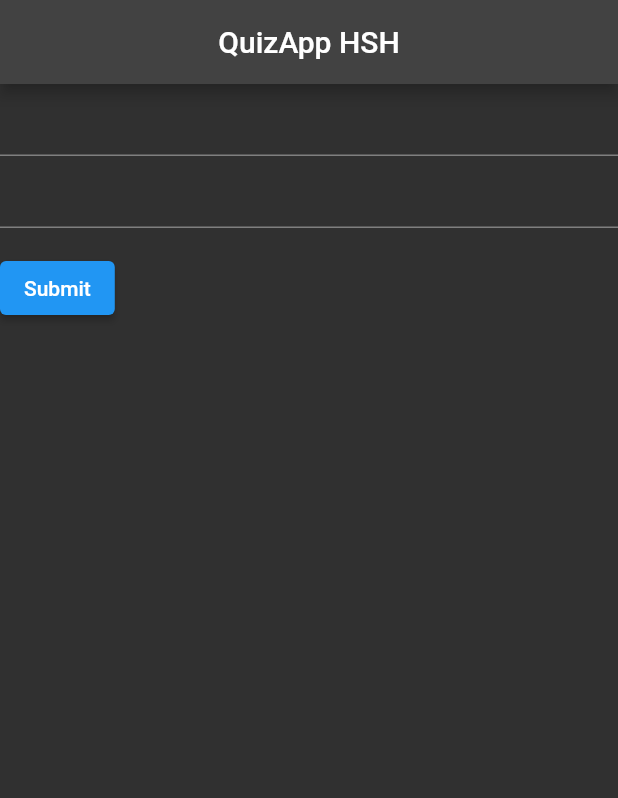
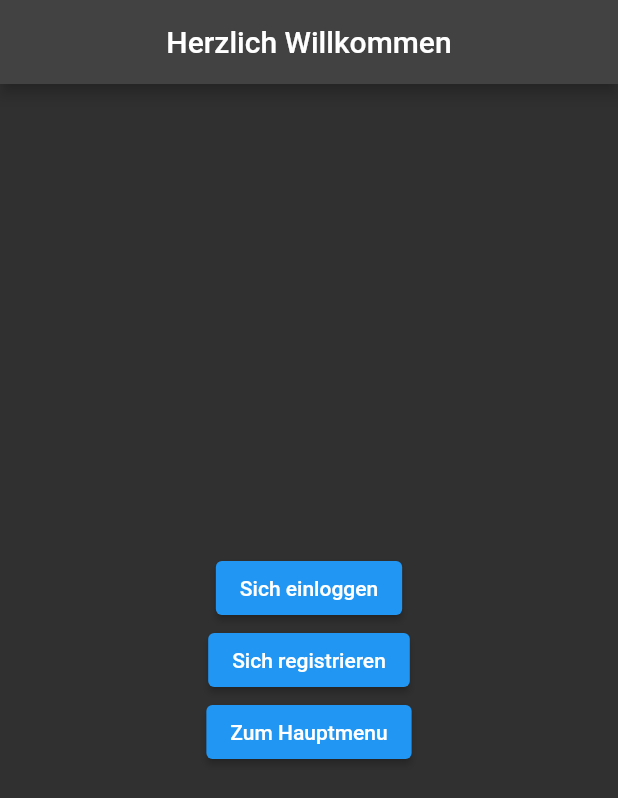
Before and after one commit to amyoe/project_moc, a Flutter app: the screen it shows after launch, on a phone screen of 412 x 824 dp. Shown: the top 798 px of the screen. Run offline on Flutter 3.47's test engine with Material 2 defaults, Android fonts, the phone set to English and light mode, and no system bars; our stand-ins replace firebase_auth, firebase_core, firebase_storage, font_awesome_flutter, step_progress_indicator; accounts and stored records are empty; Roboto replaces fonts that are missing (Georgia).

```diff
--- /dev/null
+++ b/lib/layout/start_screen.dart
@@ -0,0 +1,52 @@
+import 'package:flutter/material.dart';
+import 'package:project_moc/layout/register.dart';
+import 'package:project_moc/layout/widget.dart';
+
+import 'homescreen.dart';
+import 'login.dart';
+
+class StartScreen extends StatelessWidget {
+  @override
+  Widget build(BuildContext context) {
+    return Scaffold(
+      appBar: customAppBar("Herzlich Willkommen"),
+      body: Container(
+        child: Center(
+          child: Padding(
+            padding: EdgeInsets.all(8.0),
+            child: Column(
+              mainAxisAlignment: MainAxisAlignment.center,
+              children: [
+                ElevatedButton(
+                    onPressed: (){
+                      Navigator.push(context,
+                          MaterialPageRoute(builder: (context) => const LoginScreen()),
+                      );
+                    },
+                    child: Text("Sich einloggen"),
+                ),
+                ElevatedButton(
+                  onPressed: (){
+                    Navigator.push(context,
+                        MaterialPageRoute(builder: (context) => const RegisterScreen()),
+                    );
+                  },
+                  child: Text("Sich registrieren"),
+                ),
+                ElevatedButton(
+                  onPressed: (){
+                    Navigator.push(context,
+                      MaterialPageRoute(builder: (context) => const HomeScreen()),
+                    );
+                  },
+                  child: Text("Zum Hauptmenu"),
+                ),
+              ],
+            ),
+          ),
+        )
+      ),
+    );
+  }
+
+}
--- a/lib/main.dart
+++ b/lib/main.dart
@@ -3,6 +3,13 @@ import 'package:flutter/material.dart';
 import 'package:project_moc/layout/homescreen.dart';
 import 'package:firebase_core/firebase_core.dart';
 import 'package:firebase_storage/firebase_storage.dart';
+import 'package:project_moc/services/auth.dart';
+import 'package:project_moc/services/wrapper.dart';
+import 'package:provider/provider.dart';
+
+import 'layout/login.dart';
+import 'layout/register.dart';
+import 'layout/start_screen.dart';
 
 void main() async {
   WidgetsFlutterBinding.ensureInitialized();
@@ -18,18 +25,23 @@ class MyApp extends StatelessWidget {
   Widget build(BuildContext context) {
     const appTitle = 'Quiz App Hochschule Hannover';
 
-    return MaterialApp(
+    return MultiProvider(
+      providers: [
+        Provider<AuthService>(create: (_) => AuthService(),),
+      ],
+      child: MaterialApp(
       title: appTitle,
       theme: ThemeData(
         brightness: Brightness.dark,
         primaryColor: Colors.lightBlue[800],
         fontFamily: 'Georgia',
       ),
-      home: Scaffold(
-        appBar: customAppBar("QuizApp HSH"),
-        body: const Center (
-          child: MyCustomForm(),  // Wollte ich gerne in der Mitte haben
-        ),
+        initialRoute: '/',
+        routes: {
+          '/': (context) => StartScreen(),
+          '/login': (context) => LoginScreen(),
+          '/register': (context) => RegisterScreen(),
+        },
       ),
     );
   }
--- a/pubspec.yaml
+++ b/pubspec.yaml
@@ -36,6 +36,7 @@ dependencies:
   firebase_storage: ^10.2.3
   firebase_database: ^9.0.3
   firebase_auth: ^3.3.3
+  provider: ^6.0.1
 
 
   # The following adds the Cupertino Icons font to your application.
```
Also changed, not shown: lib/layout/login.dart (added, +60 -0 lines), lib/layout/register.dart (added, +59 -0 lines), lib/model/user.dart (+28 -13 lines), lib/services/auth.dart (+47 -5 lines), lib/services/wrapper.dart (added, +29 -0 lines), lib/layout/Login.dart (deleted), pubspec.lock, 1 other file.
